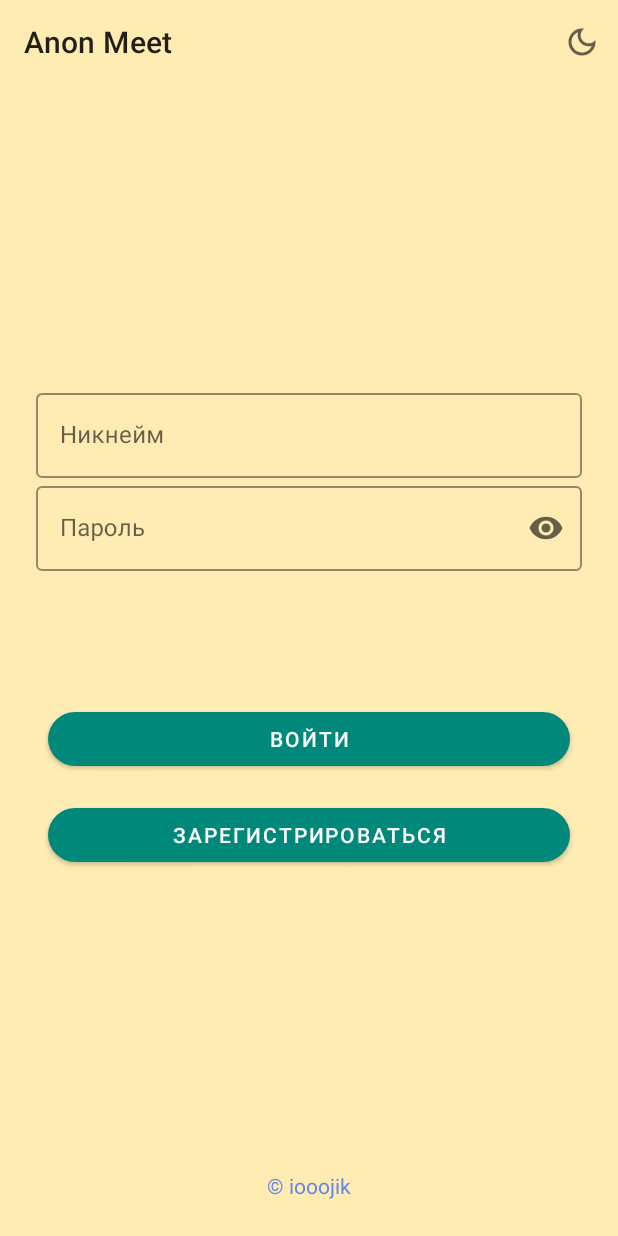
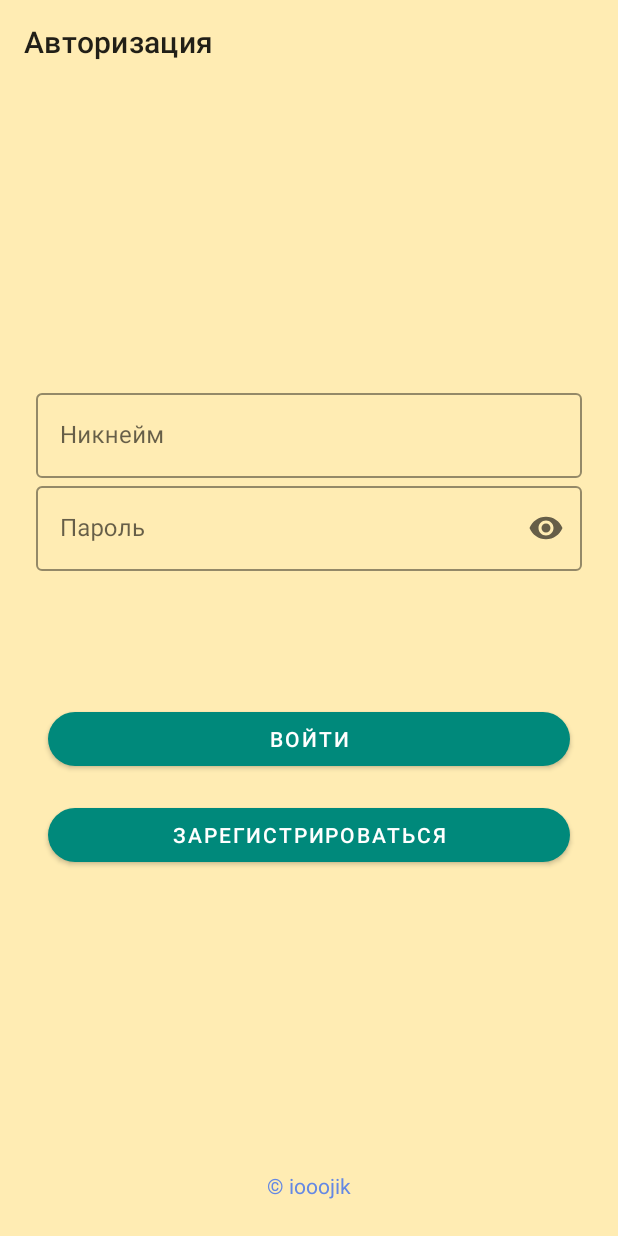
Before and after one commit to iooojik/anon_meet_kotlin, an Android app: the screen it shows after launch (MainActivity), on a phone screen of 412 x 824 dp. Run offline under Robolectric (Android 15) with nearby library versions, the phone set to English and light mode, and no system bars; our stand-ins replace navigation-ui; 1 statement that could not run was skipped.

```diff
--- a/app/src/main/java/iooojik/anon/meet/activity/MainActivity.kt
+++ b/app/src/main/java/iooojik/anon/meet/activity/MainActivity.kt
@@ -6,12 +6,11 @@ import androidx.navigation.findNavController
 import com.google.android.gms.security.ProviderInstaller
 import iooojik.anon.meet.R
 import iooojik.anon.meet.databinding.ActivityMainBinding
+import iooojik.anon.meet.log
 import iooojik.anon.meet.net.rest.RetrofitHelper
 
 class MainActivity : AppCompatActivity(), ActivityMainLogic {
-    companion object{
-        var themeChanged = false
-    }
+
     private lateinit var binding: ActivityMainBinding
 
     override fun onCreate(savedInstanceState: Bundle?) {
@@ -19,11 +18,7 @@ class MainActivity : AppCompatActivity(), ActivityMainLogic {
         binding = ActivityMainBinding.inflate(layoutInflater)
         setContentView(binding.root)
         RetrofitHelper.doRetrofit()
-        if (!themeChanged) {
         changeTheme(this, false)
-            themeChanged = !themeChanged
-        }
-        else {
         setUpToolBar(binding, findNavController(R.id.nav_host_fragment), this)
         setToolBarMenuClickListener(
             binding,
@@ -35,9 +30,6 @@ class MainActivity : AppCompatActivity(), ActivityMainLogic {
         checkUserTokenAndAuth(context = this, findNavController(R.id.nav_host_fragment))
         ProviderInstaller.installIfNeeded(applicationContext)
     }
-    }
-
-
 
     override fun onSupportNavigateUp(): Boolean =
         findNavController(R.id.nav_host_fragment).navigateUp()
--- a/app/src/main/java/iooojik/anon/meet/net/sockets/SocketService.kt
+++ b/app/src/main/java/iooojik/anon/meet/net/sockets/SocketService.kt
@@ -136,7 +136,7 @@ class SocketService : Service() {
         if (Build.VERSION.SDK_INT >= Build.VERSION_CODES.O) {
             val channel = NotificationChannel(
                 CHANNEL_ID2, "Foreground Channel",
-                NotificationManager.IMPORTANCE_HIGH
+                NotificationManager.IMPORTANCE_LOW
             )
             channel.description = "Foreground Channel"
             channel.enableLights(true)
--- a/app/src/main/java/iooojik/anon/meet/shared/prefs/SharedPreferencesManager.kt
+++ b/app/src/main/java/iooojik/anon/meet/shared/prefs/SharedPreferencesManager.kt
@@ -7,8 +7,9 @@ class SharedPreferencesManager(private val context: Context) {
     private val preferencesName = "${context.packageName}.preferences"
     private var preferences: SharedPreferences? = null
 
-    fun initPreferences(prefsName: String = preferencesName, mode: Int = Context.MODE_PRIVATE) {
+    fun initPreferences(prefsName: String = preferencesName, mode: Int = Context.MODE_PRIVATE): SharedPreferences? {
         preferences = context.getSharedPreferences(prefsName, mode)
+        return preferences
     }
 
     fun getValue(key: String, defValue: Any): Any? {
--- a/app/src/main/java/iooojik/anon/meet/ui/chat/ChatProcessFragment.kt
+++ b/app/src/main/java/iooojik/anon/meet/ui/chat/ChatProcessFragment.kt
@@ -59,8 +59,10 @@ class ChatProcessFragment : Fragment(), ChatProcessLogic {
             if (typing != null && typing == true) {
                 if (typing) {
 
+                }else{
+
                 }
-            } else {
+            } else if (typing == null){
                 adapter.notifyItemInserted(MessagesViewModel.messages.size - 1)
             }
             val endChat = intent.extras?.getBoolean("endChat")
--- a/app/src/main/java/iooojik/anon/meet/ui/chat/ChatProcessLogic.kt
+++ b/app/src/main/java/iooojik/anon/meet/ui/chat/ChatProcessLogic.kt
@@ -13,7 +13,7 @@ interface ChatProcessLogic : View.OnClickListener {
     }
 
     fun hideBackButton(activity: AppCompatActivity) {
-        activity.supportActionBar?.setDisplayHomeAsUpEnabled(false)
+        activity.supportActionBar!!.setDisplayHomeAsUpEnabled(false)
     }
 
     fun blockGoBack(activity: ComponentActivity, fragment: Fragment) {
--- a/app/src/main/java/iooojik/anon/meet/ui/filters/FiltersFragment.kt
+++ b/app/src/main/java/iooojik/anon/meet/ui/filters/FiltersFragment.kt
@@ -30,7 +30,7 @@ class FiltersFragment : Fragment(), FiltersFragmentLogic {
     ): View {
         binding = FragmentFiltersBinding.inflate(inflater)
         binding.lifecycleOwner = this
-        hideBackButton(requireActivity() as AppCompatActivity)
+        hideBackButton(findNavController(), requireActivity() as AppCompatActivity)
         binding.user = ViewModelProvider(this).get(
             UserViewModel::class.java
         )
--- a/app/src/main/java/iooojik/anon/meet/ui/settings/SettingsFragment.kt
+++ b/app/src/main/java/iooojik/anon/meet/ui/settings/SettingsFragment.kt
@@ -9,6 +9,7 @@ import androidx.appcompat.app.AppCompatDelegate
 import androidx.fragment.app.Fragment
 import androidx.lifecycle.ViewModelProvider
 import iooojik.anon.meet.R
+import iooojik.anon.meet.activity.MainActivity
 import iooojik.anon.meet.databinding.FragmentSettingsBinding
 import iooojik.anon.meet.models.UserViewModel
 
--- a/app/src/main/res/layout/search_bottom_sheet_layout.xml
+++ b/app/src/main/res/layout/search_bottom_sheet_layout.xml
@@ -15,6 +15,7 @@
 
     <Button
         android:id="@+id/cancel_search_button"
+        style="@style/buttonStyle"
         android:layout_width="match_parent"
         android:layout_height="match_parent"
         android:layout_gravity="center"
```
Also changed, not shown: app/src/main/java/iooojik/anon/meet/activity/ActivityMainLogic.kt (+3 -5 lines), app/src/main/java/iooojik/anon/meet/ui/filters/FiltersFragmentLogic.kt (+7 -2 lines), app/src/main/res/layout/confirmation_bottom_sheet_layout.xml (+11 -3 lines). Lines whose indentation alone changed are shown as unchanged.
